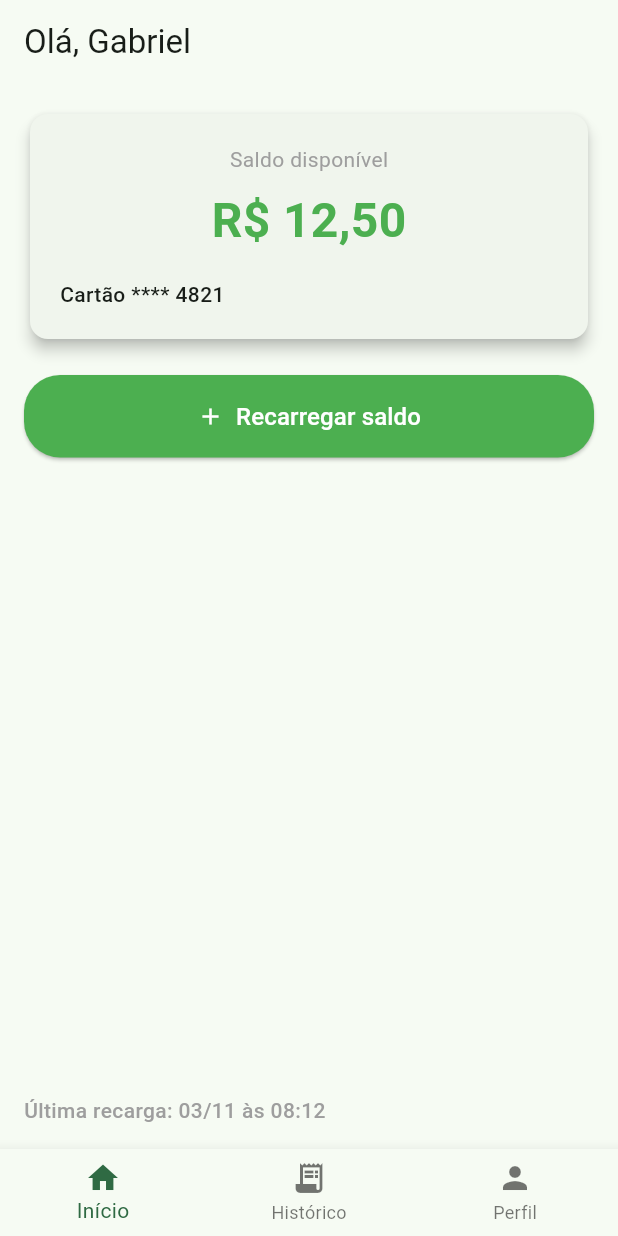
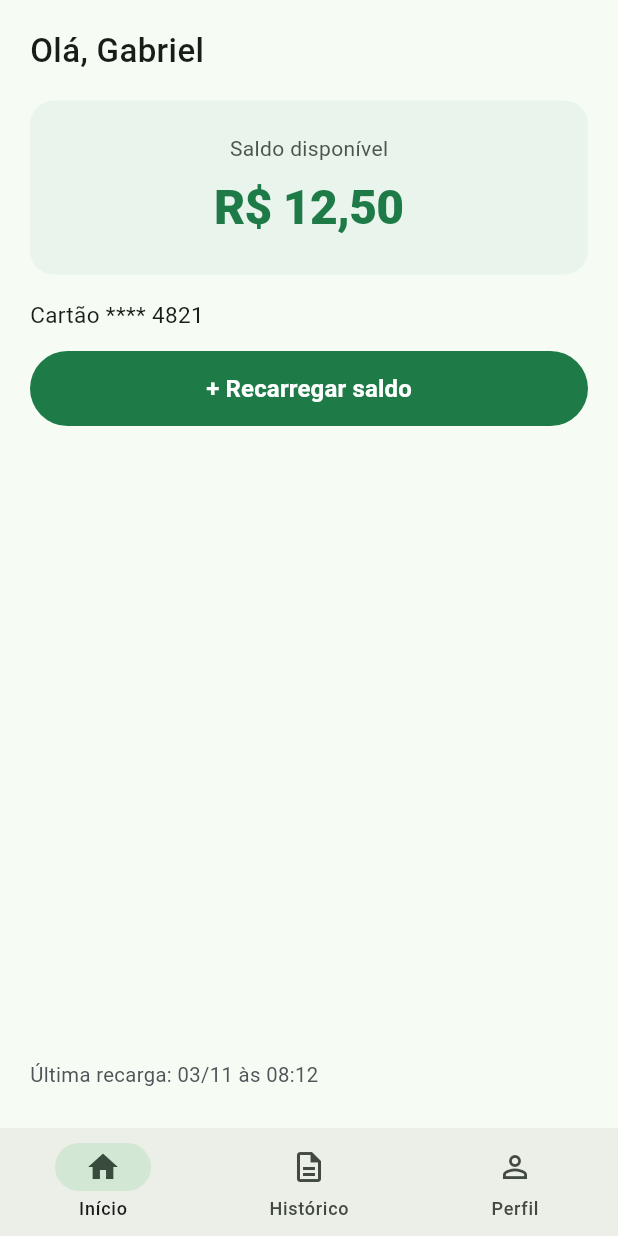
Before and after one commit to gventurinii/cartaoVT_recarga, a Flutter app: the InicioScreen screen opened directly, on a phone screen of 412 x 824 dp. Run offline on Flutter 3.47's test engine with Material 3 defaults, Android fonts, the phone set to English and light mode, and no system bars.

Commit message:
feat: implementa o modo claro e escuro à Tela de Início #3

```diff
--- a/cartaovt_app/lib/views/inicio_screen.dart
+++ b/cartaovt_app/lib/views/inicio_screen.dart
@@ -1,5 +1,7 @@
-import 'package:cartaovt_app/controllers/inicio_controller.dart';
 import 'package:flutter/material.dart';
+import '../controllers/inicio_controller.dart';
+import 'recarga_valor_screen.dart';
+import 'historico_screen.dart';
 
 class InicioScreen extends StatefulWidget {
   const InicioScreen({super.key});
@@ -20,98 +22,127 @@ class _InicioScreenState extends State<InicioScreen> {
 
   @override
   Widget build(BuildContext context) {
+    final isDark = Theme.of(context).brightness == Brightness.dark;
+
     return AnimatedBuilder(
       animation: _controller,
       builder: (context, child) {
         return Scaffold(
-          appBar: AppBar(
-            title: Text('Olá, ${_controller.cartao.nomePassageiro}'),
-            automaticallyImplyLeading: false,
-          ),
+          body: SafeArea(
+            child: Padding(
+              padding: const EdgeInsets.symmetric(horizontal: 20, vertical: 18),
+              child: Column(
+                crossAxisAlignment: CrossAxisAlignment.stretch,
+                children: [
+                  Text(
+                    'Olá, ${_controller.cartao.nomePassageiro}',
+                    style: const TextStyle(
+                      fontSize: 22,
+                      fontWeight: FontWeight.w500,
+                    ),
+                  ),
+                  const SizedBox(height: 18),
 
-          body: Padding(
-            padding: EdgeInsets.all(16.0),
-             child: Column(
-              crossAxisAlignment: CrossAxisAlignment.stretch,
-              children: [
-                Card(
-                  elevation: 4.0,
-                  shape: RoundedRectangleBorder(borderRadius: BorderRadius.circular(12)),
-                  child: Padding(
-                    padding: EdgeInsets.all(20.0),
+                  // Card de saldo disponível
+                  Container(
+                    width: double.infinity,
+                    padding: const EdgeInsets.symmetric(
+                      vertical: 22,
+                      horizontal: 16,
+                    ),
+                    decoration: BoxDecoration(
+                      color: isDark
+                          ? const Color(0xFF1D3526)
+                          : const Color(0xFFE9F4EC),
+                      borderRadius: BorderRadius.circular(16),
+                    ),
                     child: Column(
-                      crossAxisAlignment: CrossAxisAlignment.center,
+                      mainAxisSize: MainAxisSize.min,
                       children: [
-                          Text('Saldo disponível',
-                            style: TextStyle(color: Colors.grey, fontSize: 14),
+                        Text(
+                          'Saldo disponível',
+                          style: TextStyle(
+                            fontSize: 14,
+                            color: isDark
+                                ? Colors.grey.shade300
+                                : const Color(0xFF4A554E),
                           ),
-
-                        SizedBox(height: 8),
+                        ),
+                        const SizedBox(height: 6),
                         Text(
                           _controller.saldoFormatado,
                           style: TextStyle(
                             fontSize: 32,
-                            fontWeight: FontWeight.bold,
-                            color: Colors.green,
+                            fontWeight: FontWeight.w800,
+                            color: isDark
+                                ? const Color(0xFF6DD597)
+                                : const Color(0xFF1E7A46),
+                            letterSpacing: -0.5,
                           ),
-                        ),
-
-                        SizedBox(height: 16),
-                        Column(
-                          crossAxisAlignment: CrossAxisAlignment.stretch,
-                          children: [
-                            Text(
-                              _controller.ultimoDigitosCartao,
-                              style: TextStyle(
-                                fontWeight: FontWeight.w500,
-                                fontSize: 14,
-                              ),
-                            ),
-                          ],
                         ),
                       ],
                     ),
                   ),
-                ),
+                  const SizedBox(height: 16),
 
-                SizedBox(height: 20),
-                ElevatedButton.icon(
-                  style: ElevatedButton.styleFrom(
-                    backgroundColor: Colors.green,
-                    padding: EdgeInsets.all(16),
-                    shape: RoundedRectangleBorder(borderRadius: BorderRadius.circular(24)),
+                  Text(
+                    _controller.ultimoDigitosCartao,
+                    style: const TextStyle(fontSize: 15),
                   ),
-                  onPressed: (){
-                    Navigator.push(
-                      context,
-                      MaterialPageRoute(builder: (context) => EscolherValoresScreen()),
-                    );
-                  },
+                  const SizedBox(height: 14),
 
-                  icon: Icon(Icons.add, color: Colors.white),
-                  label: Text(
-                    'Recarregar saldo',
-                    style: TextStyle(color: Colors.white, fontSize: 16),
+                  // Botão "+ Recarregar saldo"
+                  SizedBox(
+                    height: 50,
+                    child: ElevatedButton(
+                      style: ElevatedButton.styleFrom(
+                        backgroundColor: isDark
+                            ? const Color(0xFF2B8A53)
+                            : const Color(0xFF1E7A46),
+                        foregroundColor: Colors.white,
+                        elevation: 0,
+                        shape: const StadiumBorder(),
+                      ),
+                      onPressed: () {
+                        Navigator.push(
+                          context,
+                          MaterialPageRoute(
+                            builder: (context) => const RecargaValorScreen(),
+                          ),
+                        );
+                      },
+                      child: const Text(
+                        '+ Recarregar saldo',
+                        style: TextStyle(
+                          fontSize: 16,
+                          fontWeight: FontWeight.w600,
+                        ),
+                      ),
+                    ),
                   ),
-                ),
 
-                Spacer(),
+                  const Spacer(),
 
-                Text(
-                  _controller.textoUltimaRecarga,
-                  textAlign: TextAlign.left,
-                  style: TextStyle(color: Colors.grey,
-                  fontSize: 14,
-                  fontWeight: FontWeight.w500
+                  Text(
+                    _controller.textoUltimaRecarga,
+                    style: TextStyle(
+                      fontSize: 13.5,
+                      color: isDark
+                          ? Colors.grey.shade400
+                          : const Color(0xFF4F5559),
+                    ),
                   ),
-                ),
-              ],
+                  const SizedBox(height: 8),
+                ],
+              ),
             ),
           ),
 
-          bottomNavigationBar: BottomNavigationBar(
-            currentIndex: _currentIndex,
-            onTap: (index) {
+          bottomNavigationBar: NavigationBar(
+            height: 72,
+            selectedIndex: _currentIndex,
+            labelBehavior: NavigationDestinationLabelBehavior.alwaysShow,
+            onDestinationSelected: (index) {
               setState(() {
                 _currentIndex = index;
               });
@@ -119,54 +150,36 @@ class _InicioScreenState extends State<InicioScreen> {
               if (index == 1) {
                 Navigator.push(
                   context,
-                  MaterialPageRoute(builder: (context) => HistoricoScreen()),
+                  MaterialPageRoute(
+                    builder: (context) => HistoricoScreen(),
+                  ),
                 );
               }
             },
-
-            items: [
-              BottomNavigationBarItem(
-                icon: Icon(Icons.home),
+            destinations: [
+              NavigationDestination(
+                icon: Icon(Icons.home_outlined),
+                selectedIcon: Icon(Icons.home),
                 label: 'Início',
               ),
-              BottomNavigationBarItem(
-                icon: Icon(Icons.receipt_long),
+              NavigationDestination(
+                icon: Icon(Icons.description_outlined),
+                selectedIcon: Icon(Icons.description),
                 label: 'Histórico',
               ),
-              BottomNavigationBarItem(
-                icon: Icon(Icons.person),
+              NavigationDestination(
+                icon: Icon(Icons.person_outline),
+                selectedIcon: Icon(Icons.person),
                 label: 'Perfil',
               ),
             ],
           ),
         );
-      }
+      },
     );
   }
 }
 
-
-
-class EscolherValoresScreen extends StatelessWidget {
-  const EscolherValoresScreen({super.key});
-
-  @override
-  Widget build(BuildContext context) {
-    return Scaffold(
-      appBar: AppBar(title: const Text('Recarregar')),
-      body: const Center(child: Text('Escolha um valor')),
-    );
-  }
+class HistoricoScreen {
+  const HistoricoScreen();
 }
-
-class HistoricoScreen extends StatelessWidget {
-  const HistoricoScreen({super.key});
-
-  @override
-  Widget build(BuildContext context) {
-    return Scaffold(
-      appBar: AppBar(title: const Text('Histórico')),
-      body: const Center(child: Text('Nenhum histórico disponível')),
-    );
-  }
-}
```
